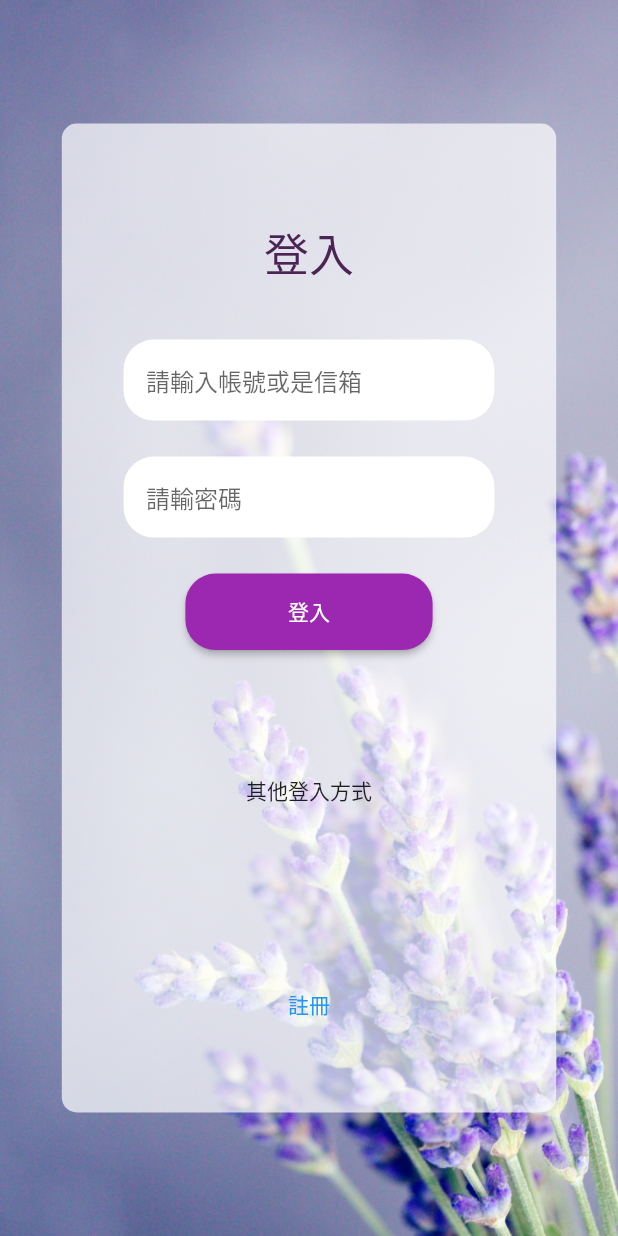
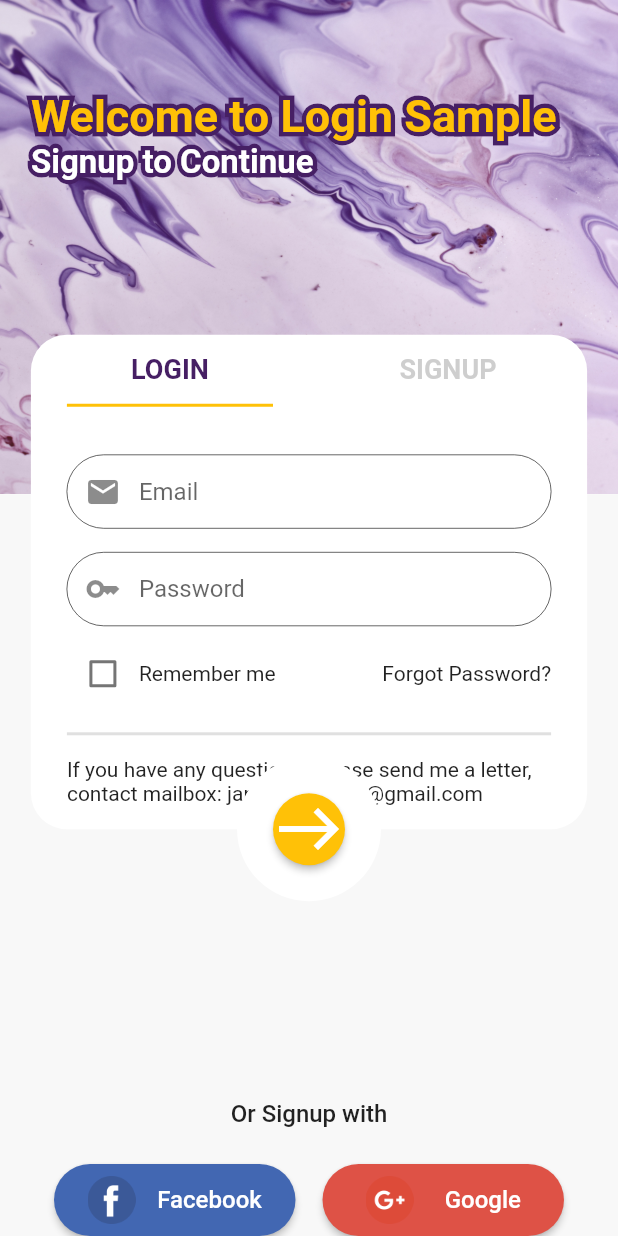
Before and after one commit to yenyen0318/flutter_login, a Flutter app: the screen it shows after launch, on a phone screen of 412 x 824 dp. Run offline on Flutter 3.47's test engine with Material 2 defaults, Android fonts, the phone set to English and light mode, and no system bars.

Commit message:
feat: 添加登入及註冊版面

```diff
--- /dev/null
+++ b/lib/components/icon_text_btn.dart
@@ -0,0 +1,37 @@
+import 'package:flutter/material.dart';
+
+class IconTextBtn extends StatelessWidget {
+  const IconTextBtn(
+      {super.key,
+      required this.btnColor,
+      required this.imagePath,
+      required this.imageSize, required this.btnText, required this.btnTextStyle});
+
+  final Color btnColor;
+  final String imagePath;
+  final double imageSize;
+  final String btnText;
+  final TextStyle? btnTextStyle;
+
+  @override
+  Widget build(BuildContext context) {
+    return ElevatedButton(
+        onPressed: () {},
+        style: ButtonStyle(
+            backgroundColor: MaterialStateProperty.all<Color>(btnColor),
+            padding:
+                MaterialStateProperty.all<EdgeInsets>(const EdgeInsets.all(8)),
+            shape: MaterialStateProperty.all<RoundedRectangleBorder>(
+                RoundedRectangleBorder(
+              borderRadius: BorderRadius.circular(60.0),
+            ))),
+        child: Row(
+          mainAxisAlignment: MainAxisAlignment.spaceEvenly,
+          children: [
+            Image(height: imageSize, image: AssetImage(imagePath)),
+            Text(btnText,
+                style: btnTextStyle)
+          ],
+        ));
+  }
+}
--- /dev/null
+++ b/lib/components/icon_text_field.dart
@@ -0,0 +1,35 @@
+import 'package:flutter/material.dart';
+
+class IconTextField extends StatelessWidget {
+  const IconTextField(
+      {super.key,
+      required this.hintText,
+      required this.prefixIcon,
+      this.obscureText = false});
+
+  final String hintText;
+  final Icon prefixIcon;
+  final bool obscureText;
+
+  @override
+  Widget build(BuildContext context) {
+    return Padding(
+      padding: const EdgeInsets.symmetric(vertical: 8),
+      child: TextField(
+        textAlignVertical: TextAlignVertical.center,
+        obscureText: obscureText,
+        decoration: InputDecoration(
+            prefixIcon: prefixIcon,
+            suffixIconColor: Theme.of(context).colorScheme.error,
+            border: OutlineInputBorder(
+              borderRadius: BorderRadius.circular(60.0),
+            ),
+            filled: true,
+            fillColor: Theme.of(context).colorScheme.background,
+            contentPadding: const EdgeInsets.all(15),
+            isCollapsed: true,
+            hintText: hintText),
+      ),
+    );
+  }
+}
--- /dev/null
+++ b/lib/components/stroke_text.dart
@@ -0,0 +1,41 @@
+import 'package:flutter/material.dart';
+
+class StrokeText extends StatelessWidget {
+  const StrokeText(
+      {super.key,
+      required this.text,
+      required this.fontSize,
+      required this.strokeColor,
+      required this.textColor});
+
+  final String text;
+  final double fontSize;
+  final Color strokeColor;
+  final Color textColor;
+
+  @override
+  Widget build(BuildContext context) {
+    return Stack(
+      children: [
+        Text(
+          text,
+          style: TextStyle(
+            fontSize: fontSize,
+            fontWeight: FontWeight.w700,
+            foreground: Paint()
+              ..style = PaintingStyle.stroke
+              ..strokeWidth = 6
+              ..color = strokeColor,
+          ),
+        ),
+        Text(
+          text,
+          style: TextStyle(
+              fontSize: fontSize,
+              fontWeight: FontWeight.w700,
+              color: textColor),
+        ),
+      ],
+    );
+  }
+}
--- a/lib/main.dart
+++ b/lib/main.dart
@@ -1,4 +1,8 @@
 import 'package:flutter/material.dart';
+import 'package:flutter_login/components/icon_text_btn.dart';
+import 'package:flutter_login/components/stroke_text.dart';
+import 'package:flutter_login/pages/login_page.dart';
+import 'package:flutter_login/pages/signup_page.dart';
 
 void main() {
   runApp(const MyApp());
@@ -13,126 +17,238 @@ class MyApp extends StatelessWidget {
     return MaterialApp(
       title: 'Flutter Demo',
       theme: ThemeData(
-        primarySwatch: Colors.blue,
+          colorScheme: const ColorScheme(
+            primary: Color.fromARGB(255, 70, 31, 100),
+            background: Colors.white,
+            brightness: Brightness.light,
+            error: Colors.red,
+            onBackground: Colors.black,
+            onError: Colors.pink,
+            onPrimary: Colors.white,
+            onSecondary: Colors.yellow,
+            onSurface: Colors.purple,
+            secondary: Colors.amber,
+            surface: Color(0xfff8f8f8),
           ),
+          textTheme: const TextTheme(
+              headlineLarge: TextStyle(
+                  fontSize: 30,
+                  color: Colors.amber,
+                  fontWeight: FontWeight.w700),
+              headlineMedium: TextStyle(
+                  fontSize: 18,
+                  color: Colors.white,
+                  fontWeight: FontWeight.w700),
+              headlineSmall:
+                  TextStyle(fontSize: 16, fontWeight: FontWeight.w500),
+              bodyLarge: TextStyle(
+                  fontSize: 22,
+                  color: Colors.white,
+                  fontWeight: FontWeight.w500))),
       debugShowCheckedModeBanner: false,
       home: const MyHomePage(title: 'Flutter Demo Home Page'),
     );
   }
 }
 
-class MyHomePage extends StatelessWidget {
+class MyHomePage extends StatefulWidget {
   const MyHomePage({super.key, required this.title});
   final String title;
+
+  @override
+  State<MyHomePage> createState() => _MyHomePageState();
+}
+
+class _MyHomePageState extends State<MyHomePage>
+    with SingleTickerProviderStateMixin {
+  late TabController _tabController;
+
+  @override
+  void initState() {
+    _tabController = TabController(length: 2, vsync: this);
+    super.initState();
+  }
 
   @override
   Widget build(BuildContext context) {
     Size size = MediaQuery.of(context).size;
     debugPrint('${size.height}');
     return Scaffold(
-      body: Container(
-        alignment: Alignment.center,
+        body: Stack(
+      children: [
+        Column(
+          children: [
+            Expanded(
+                flex: 2,
+                child: Container(
+                    width: size.width,
                     decoration: const BoxDecoration(
                         image: DecorationImage(
-                image: AssetImage('assets/images/bg.jpg'), fit: BoxFit.cover)),
+                            image: AssetImage(
+                                'assets/images/pexels-dids-3527786.jpg'),
+                            fit: BoxFit.cover)),
                     child: SafeArea(
+                        child: Padding(
+                      padding: const EdgeInsets.only(top: 60),
+                      child: Center(
+                          child: SizedBox(
+                        width: size.width * 0.9,
+                        child: Column(
+                          crossAxisAlignment: CrossAxisAlignment.start,
+                          children: [
+                            StrokeText(
+                              text: 'Welcome to Login Sample',
+                              fontSize: 30,
+                              strokeColor: Theme.of(context).colorScheme.primary,
+                              textColor: Theme.of(context).colorScheme.secondary,
+                            ),
+                            StrokeText(
+                              text: 'Signup to Continue',
+                              fontSize: 22,
+                              strokeColor: Theme.of(context).colorScheme.primary,
+                              textColor: Colors.white,
+                            ),
+
+                          ],
+                        ),
+                      )),
+                    )))),
+            Expanded(
+                flex: 3,
                 child: Container(
-              height: size.height * 0.8,
-              width: size.width * 0.8,
-              decoration: BoxDecoration(
-                color: Colors.white70,
-                borderRadius: BorderRadius.circular(10),
+                    width: size.width,
+                    color: Theme.of(context).colorScheme.surface,
+                    child: SafeArea(
+                      child: Padding(
+                        padding: const EdgeInsets.symmetric(horizontal: 36),
+                        child: Column(
+                          mainAxisAlignment: MainAxisAlignment.end,
+                          children: [
+                            Text(
+                              'Or Signup with',
+                              style: Theme.of(context).textTheme.headlineSmall,
                             ),
-              child: Padding(
-                padding: const EdgeInsets.only(top:64, bottom: 24),
-                child: Column(
-                  mainAxisAlignment: MainAxisAlignment.spaceBetween,
+                            const SizedBox(
+                              height: 24,
+                            ),
+                            Row(
+                              mainAxisAlignment: MainAxisAlignment.spaceEvenly,
                               children: [
                                 Expanded(
-                      flex: 3,
-                      child: Column(
-                         mainAxisAlignment: MainAxisAlignment.start,
-                        children: [
-                          Padding(
-                            padding: const EdgeInsets.only(bottom: 36),
-                            child: const Text(
-                              '登入',
-                              style: TextStyle(
-                                  fontSize: 30,
-                                  color: Color(0xff4b2354),
-                                  decoration: TextDecoration.none),
+                                    child: IconTextBtn(
+                                  btnColor: const Color(0xff4267B2),
+                                  imagePath: 'assets/images/facebook.png',
+                                  imageSize: 32,
+                                  btnText: 'Facebook',
+                                  btnTextStyle: Theme.of(context)
+                                      .textTheme
+                                      .headlineSmall
+                                      ?.apply(
+                                        color: Theme.of(context)
+                                            .colorScheme
+                                            .background,
                                       ),
+                                )),
+                                const SizedBox(
+                                  width: 18,
                                 ),
-                          Padding(
-                            padding: const EdgeInsets.only(bottom: 24),
-                            child: Container(
-                              width: size.width * 0.6,
-                              decoration: BoxDecoration(
-                                color: Colors.white,
-                                borderRadius: BorderRadius.circular(20),
+                                Expanded(
+                                    child: IconTextBtn(
+                                  btnColor: const Color(0xffde5246),
+                                  imagePath: 'assets/images/google-plus.png',
+                                  imageSize: 32,
+                                  btnText: 'Google',
+                                  btnTextStyle: Theme.of(context)
+                                      .textTheme
+                                      .headlineSmall
+                                      ?.apply(
+                                        color: Theme.of(context)
+                                            .colorScheme
+                                            .background,
                                       ),
-                              child: const TextField(
-                                textAlignVertical: TextAlignVertical.center,
-                                style: TextStyle(
-                                    fontSize: 16,
-                                    color: Color(0xff4b2354),
-                                    decoration: TextDecoration.none),
-                                decoration: InputDecoration(
-                                    contentPadding: EdgeInsets.all(15),
-                                    isCollapsed: true,
-                                    border: InputBorder.none,
-                                    hintText: '請輸入帳號或是信箱'),
-                              ),
-                            ),
-                          ),
-                          Padding(
-                            padding: const EdgeInsets.only(bottom: 24),
-                            child: Container(
-                              width: size.width * 0.6,
-                              decoration: BoxDecoration(
-                                color: Colors.white,
-                                borderRadius: BorderRadius.circular(20),
-                              ),
-                              child: const TextField(
-                                textAlignVertical: TextAlignVertical.center,
-                                style: TextStyle(
-                                    fontSize: 16,
-                                    color: Color(0xff4b2354),
-                                    decoration: TextDecoration.none),
-                                decoration: InputDecoration(
-                                    contentPadding: EdgeInsets.all(15),
-                                    isCollapsed: true,
-                                    border: InputBorder.none,
-                                    hintText: '請輸密碼'),
-                              ),
-                            ),
-                          ),
-                          SizedBox(
-                             width: size.width * 0.4,
-                            child: ElevatedButton(
-                              style: ButtonStyle(
-                                backgroundColor:
-                                    MaterialStateProperty.all<Color>(Colors.purple),
-                                shape: MaterialStateProperty.all<RoundedRectangleBorder>(
-                                    RoundedRectangleBorder(
-                                  borderRadius: BorderRadius.circular(20.0),
                                 )),
-                                padding: MaterialStateProperty.all<EdgeInsets>(EdgeInsets.all(15)),
-                              ),
-                              onPressed: () {},
-                              child: Text('登入'),
-                            ),
+                              ],
                             )
                           ],
                         ),
                       ),
-                    Expanded(flex: 2, child: Center(child: Text('其他登入方式'))),
-                    Expanded(flex: 1, child: TextButton(onPressed: (){}, child: Text('註冊')))
+                    )))
           ],
         ),
-              )),
+        Center(
+          child: SizedBox(
+            height: size.height * 0.4 + 48,
+            width: size.width * 0.9,
+            child: Stack(
+              children: [
+                Container(
+                  decoration: BoxDecoration(
+                    color: Theme.of(context).colorScheme.background,
+                    borderRadius: BorderRadius.circular(24),
+                  ),
+                  margin: const EdgeInsets.only(bottom: 48),
+                  child: Column(
+                    children: [
+                      TabBar(
+                        unselectedLabelColor: Colors.grey.withOpacity(0.5),
+                        labelColor: Theme.of(context).colorScheme.primary,
+                        labelStyle: Theme.of(context).textTheme.headlineMedium,
+                        tabs: const [
+                          Tab(
+                            text: 'LOGIN',
+                          ),
+                          Tab(
+                            text: 'SIGNUP',
+                          )
+                        ],
+                        controller: _tabController,
+                        indicatorSize: TabBarIndicatorSize.tab,
+                        indicatorColor: Theme.of(context).colorScheme.secondary,
+                        indicator: UnderlineTabIndicator(
+                          borderSide: BorderSide(
+                              width: 2.0,
+                              color: Theme.of(context).colorScheme.secondary),
+                          insets: const EdgeInsets.symmetric(horizontal: 24.0),
                         ),
                       ),
-    );
+                      Expanded(
+                        child: TabBarView(
+                          controller: _tabController,
+                          children: const [LoginPage(), SignupPage()],
+                        ),
+                      ),
+                    ],
+                  ),
+                ),
+                Align(
+                    alignment: Alignment.bottomCenter,
+                    child: Container(
+                      padding: const EdgeInsets.all(24),
+                      decoration: BoxDecoration(
+                        color: Theme.of(context).colorScheme.background,
+                        shape: BoxShape.circle,
+                      ),
+                      child: ElevatedButton(
+                        style: ElevatedButton.styleFrom(
+                          shape: const CircleBorder(),
+                          backgroundColor:
+                              Theme.of(context).colorScheme.secondary,
+                        ),
+                        onPressed: () {
+                          debugPrint('aaaa');
+                        },
+                        child: const Icon(
+                          Icons.east,
+                          color: Colors.white,
+                          size: 48,
+                        ),
+                      ),
+                    ))
+              ],
+            ),
+          ),
+        )
+      ],
+    ));
   }
 }
--- /dev/null
+++ b/lib/pages/login_page.dart
@@ -0,0 +1,49 @@
+import 'package:flutter/material.dart';
+
+import '../components/icon_text_field.dart';
+
+class LoginPage extends StatelessWidget {
+  const LoginPage({super.key});
+
+  @override
+  Widget build(BuildContext context) {
+    return Container(
+        padding: const EdgeInsets.all(24),
+        child: Column(
+          children: [
+            const IconTextField(
+              prefixIcon: Icon(Icons.email),
+              hintText: 'Email',
+            ),
+            const IconTextField(
+              prefixIcon: Icon(Icons.key),
+              hintText: 'Password',
+              obscureText: true,
+            ),
+            Row(
+              mainAxisAlignment: MainAxisAlignment.spaceBetween,
+              children: [
+                Row(
+                  children: [
+                    Checkbox(
+                        activeColor: Theme.of(context).colorScheme.primary,
+                        value: false,
+                        onChanged: ((value) {})),
+                    const Text('Remember me'),
+                  ],
+                ),
+                const Text('Forgot Password?'),
+              ],
+            ),
+            const Padding(
+              padding: EdgeInsets.symmetric(vertical: 8),
+              child: Divider(
+                thickness: 2,
+              ),
+            ),
+            const Text(
+                'If you have any questions, please send me a letter, contact mailbox: janis03050055@gmail.com'),
+          ],
+        ));
+  }
+}
--- /dev/null
+++ b/lib/pages/signup_page.dart
@@ -0,0 +1,37 @@
+import 'package:flutter/material.dart';
+import 'package:flutter/src/widgets/container.dart';
+import 'package:flutter/src/widgets/framework.dart';
+
+import '../components/icon_text_field.dart';
+
+class SignupPage extends StatelessWidget {
+  const SignupPage({super.key});
+
+  @override
+  Widget build(BuildContext context) {
+    return Container(
+        padding: const EdgeInsets.all(24),
+        child: Column(
+          children: const [
+            IconTextField(
+              prefixIcon: Icon(Icons.person),
+              hintText: 'User Name',
+            ),
+            IconTextField(
+              prefixIcon: Icon(Icons.email),
+              hintText: 'Email',
+            ),
+            IconTextField(
+              prefixIcon: Icon(Icons.key),
+              hintText: 'Password',
+              obscureText: true,
+            ),
+            IconTextField(
+              prefixIcon: Icon(Icons.key),
+              hintText: 'Confirm Password',
+              obscureText: true,
+            ),
+          ],
+        ));
+  }
+}
```
Also changed, not shown: assets/images/facebook.png (added), assets/images/google-plus.png (added), assets/images/pexels-dids-3527786.jpg (added). Lines whose indentation alone changed are shown as unchanged.
